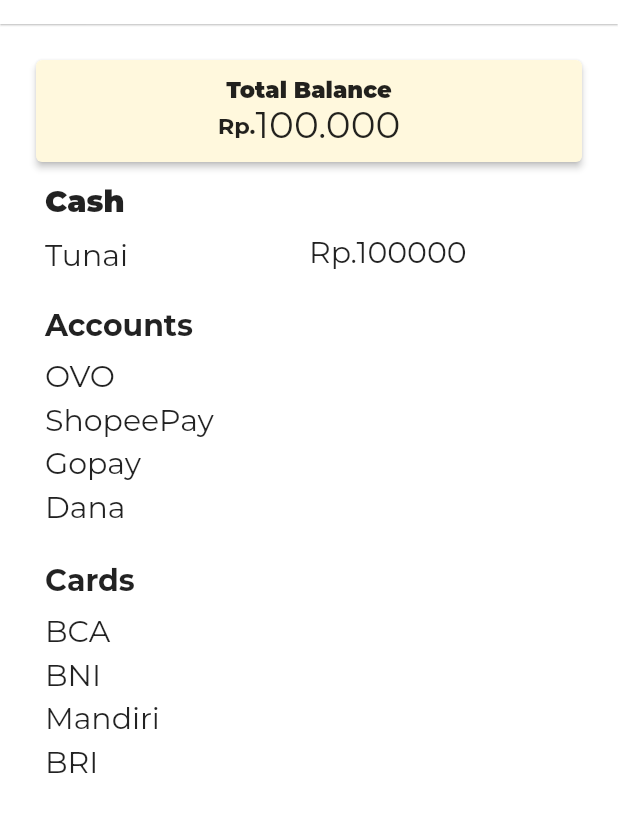
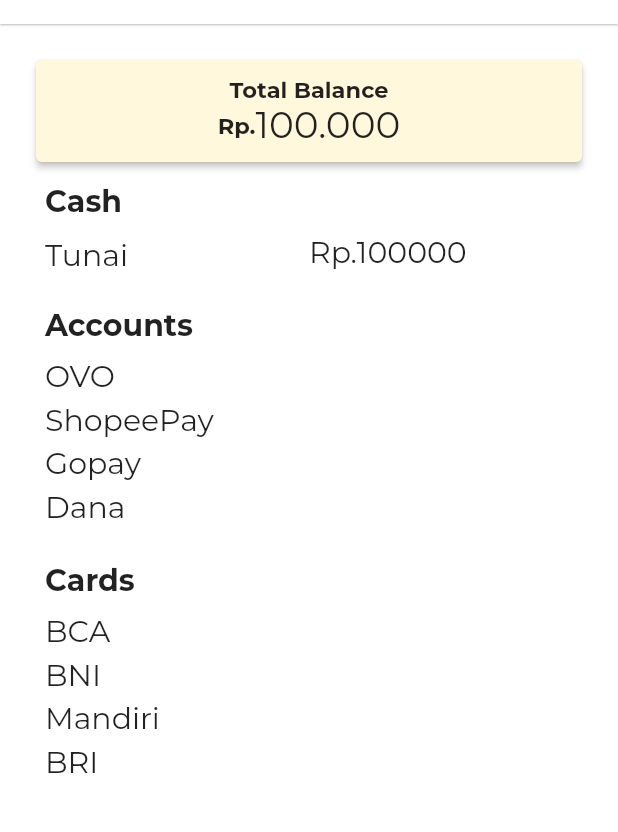
Before and after one commit to mjudianto/VLLET, a Flutter app: the Account screen opened directly, on a phone screen of 412 x 824 dp, the part 60-892 px from its top. Run offline on Flutter 3.47's test engine with Material 2 defaults, Android fonts, the phone set to English and light mode, and no system bars.

Commit message:
fix font

```diff
--- a/lib/pages/accounts.dart
+++ b/lib/pages/accounts.dart
@@ -52,7 +52,7 @@ class Account extends StatelessWidget {
                       Text(
                         "Total Balance",
                         style: TextStyle(
-                            fontSize: 15, fontWeight: FontWeight.w900),
+                            fontSize: 15, fontWeight: FontWeight.bold),
                       ),
                       Row(
                         mainAxisAlignment: MainAxisAlignment.center,
@@ -85,7 +85,7 @@ class Account extends StatelessWidget {
                       "Cash",
                       style: TextStyle(
                         fontSize: 20,
-                        fontWeight: FontWeight.w900,
+                        fontWeight: FontWeight.bold,
                       ),
                     ),
                   ),
--- a/pubspec.yaml
+++ b/pubspec.yaml
@@ -78,8 +78,10 @@ flutter:
   fonts:
      - family: Montserrat
        fonts:
-         - asset: assets/fonts/Montserrat-VariableFont_wght.ttf
-         - asset: assets/fonts/Montserrat-Italic-VariableFont_wght.ttf
+         - asset: assets/fonts/Montserrat-Regular.ttf
+         - asset: assets/fonts/Montserrat-Bold.ttf
+           weight: 700
+         - asset: assets/fonts/Montserrat-Italic.ttf
            style: italic
   #   - family: Trajan Pro
   #     fonts:
```
Also changed, not shown: assets/fonts/Montserrat-Bold.ttf (added), assets/fonts/Montserrat-Italic-VariableFont_wght.ttf (deleted), assets/fonts/Montserrat-Italic.ttf (added), assets/fonts/Montserrat-Regular.ttf (added), assets/fonts/Montserrat-VariableFont_wght.ttf (deleted).
